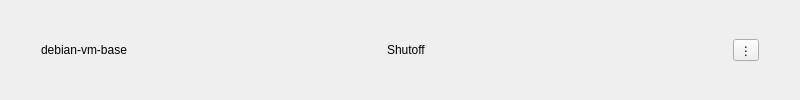
This is ui/container_page.ui in Vortex-Linux/Ship-GUI as Qt 5 draws it before an edit. The edited form follows.
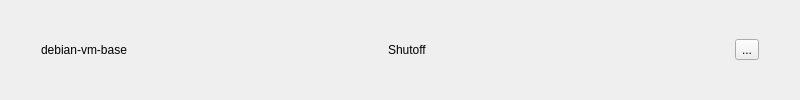
This is the edited form.

```diff
--- a/ui/container_page.ui
+++ b/ui/container_page.ui
@@ -37,7 +37,7 @@
                         <item>
                             <widget class="QToolButton" name="optionsButton">
                                 <property name="text">
-                                    <string>⋮</string>
+                                    <string>...</string>
                                 </property>
                                 <property name="popupMode">
                                     <enum>QToolButton::InstantPopup</enum>
```
